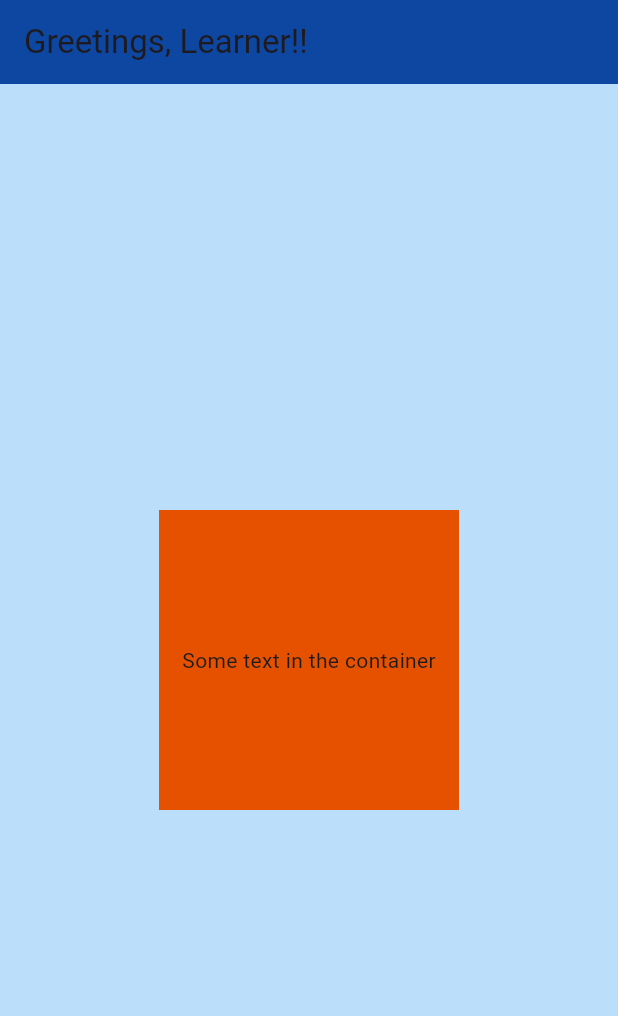
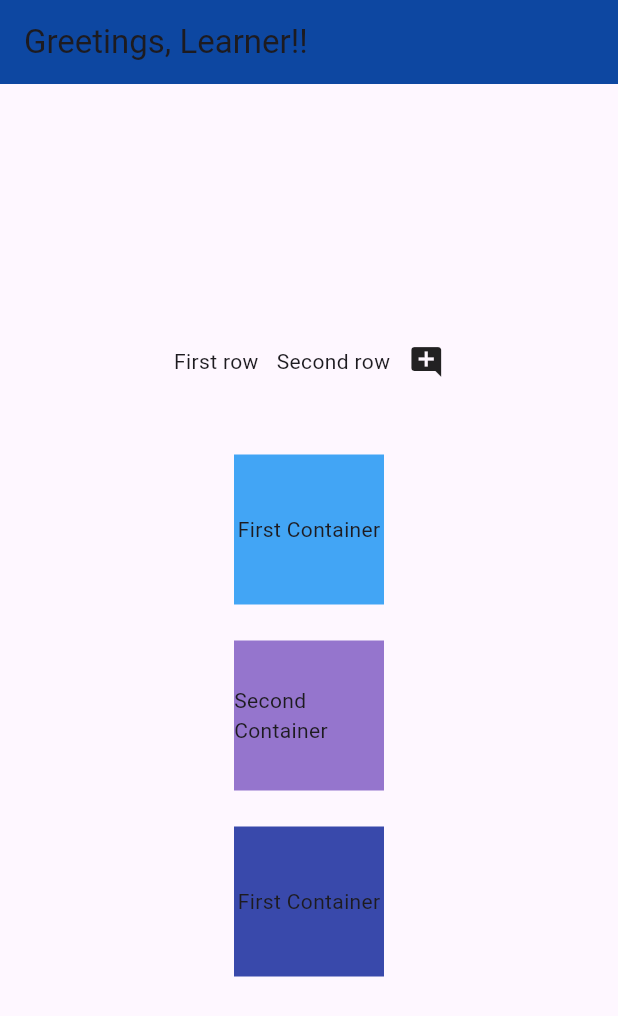
Before and after one commit to the-soban/practice-flutter-app, a Flutter app: the screen it shows after launch, on a phone screen of 412 x 824 dp. Shown: the top 1016 px of the screen. Run offline on Flutter 3.47's test engine with Material 3 defaults, Android fonts, the phone set to English and light mode, and no system bars.

Commit message:
learned concepts of multi child layouts, with columns and rows, sizedBox, mainAxis and crossAxis alignments as well

```diff
--- a/lib/main.dart
+++ b/lib/main.dart
@@ -15,37 +15,119 @@ class MyApp extends StatelessWidget {
         backgroundColor: Colors.blue[900],
         title: const Text("Greetings, Learner!!"),
       ),
-            backgroundColor: Colors.blue[100],
-            body: Center(
-              child: Center(
-                child: Container(
-                  height: 200,
-                  width: 200,
-                  color: Colors.orange[900],
-                  child: Center(
-                    child: Text(
-                      'Some text in the container',
+      // backgroundColor: Colors.blue[100],
+      body: SafeArea(
+        // child: Row(
+        //     mainAxisAlignment: MainAxisAlignment
+        //         .start, //main axis is top to bottom...while cross axis is left to right
+        //     crossAxisAlignment: CrossAxisAlignment.center,
+        //     children: [
+        //       Text('First text (without container)'),
+        //       Text('Second text (without container)'),
+        //       Container(
+        //         height: 100,
+        //         width: 40,
+        //         color: Colors.blue[400],
+        //         child: const Center(child: Text("First Container")),
+        //       ),
+        //       const SizedBox(
+        //         width: 12,
+        //       ),
+        //       Container(
+        //         height: 100,
+        //         width: 40,
+        //         color: Colors.deepPurple[300],
+        //         child: const Center(child: Text("Second Container")),
+        //       ),
+        //       const SizedBox(
+        //         width: 12,
+        //       ),
+        //       Container(
+        //         height: 100,
+        //         width: 40,
+        //         color: Colors.indigo[600],
+        //         child: const Center(child: Text("First Container")),
+        //       ),
+        //       // Text('First Widget in multi-child layout'),
+        //       // Text('Second Widget in multi-child layout'),
+        //     ]),
+        child: Column(
+            mainAxisAlignment: MainAxisAlignment
+                .center, //main axis is top to bottom...while cross axis is left to right
+            crossAxisAlignment: CrossAxisAlignment.center,
+            children: [
+              Row(
+                mainAxisAlignment: MainAxisAlignment.center,
+                children: [
+                  Text('First row'),
+                  SizedBox(
+                    width: 12,
                   ),
+                  Text('Second row'),
+                  SizedBox(
+                    width: 12,
                   ),
+                  Icon(Icons.add_comment)
+                ],
               ),
+              SizedBox(
+                height: 50,
               ),
-              // child: Column(
-              //   children: [
-              //     Text('Hello, World!'),
-              //     Text('This is the Adromeda Galaxy:'),
-              //     Image(
-              //       image: AssetImage('assets/andromeda.jpg'),
+              Container(
+                height: 100,
+                width: 100,
+                color: Colors.blue[400],
+                child: const Center(child: Text("First Container")),
+              ),
+              const SizedBox(
+                height: 24,
+              ),
+              Container(
+                height: 100,
+                width: 100,
+                color: Colors.deepPurple[300],
+                child: const Center(child: Text("Second Container")),
+              ),
+              const SizedBox(
+                height: 24,
+              ),
+              Container(
+                height: 100,
+                width: 100,
+                color: Colors.indigo[600],
+                child: const Center(child: Text("First Container")),
+              ),
+              // Text('First Widget in multi-child layout'),
+              // Text('Second Widget in multi-child layout'),
+            ]),
+      ),
+      // body: Center(
+      //   child: Center(
+      //     child: Container(
+      //       height: 200,
+      //       width: 200,
+      //       color: Colors.orange[900],
+      //       child: Center(child: Text('Some text in the container')),
       //     ),
-              //     Text('And this is the Milky Way Galaxy:'),
-              //     Image(
-              //       image: AssetImage('assets/milkyway.jpg'),
-              //     ),
-              //     //   image: NetworkImage(
-              //     //       'https://img-s-msn-com.akamaized.net/tenant/amp/entityid/BB1msIHD.img'),
-              //     // ),
-              //   ],
-              // ),
-            )));
+      //   ),
+      //   // child: Column(
+      //   //   children: [
+      //   //     Text('Hello, World!'),
+      //   //     Text('This is the Adromeda Galaxy:'),
+      //   //     Image(
+      //   //       image: AssetImage('assets/andromeda.jpg'),
+      //   //     ),
+      //   //     Text('And this is the Milky Way Galaxy:'),
+      //   //     Image(
+      //   //       image: AssetImage('assets/milkyway.jpg'),
+      //   //     ),
+      //   //     //   image: NetworkImage(
+      //   //     //       'https://img-s-msn-com.akamaized.net/tenant/amp/entityid/BB1msIHD.img'),
+      //   //     // ),
+      //   //   ],
+      //   // ),
+      // )
+    ));
   }
 }
 
@@ -55,4 +137,6 @@ class MyApp extends StatelessWidget {
 NOTES:
 There are two types of widgets...Single child widgets/single layout child (e.g; Center, Container) these accept only one child and Multiple child widgets/Multi layout child (e.g; Column) these accept multiple children.
 
+3 most important and common Multi layout widgets: Column, Row, Stack
+
 */
```
Lines whose indentation alone changed are shown as unchanged.
